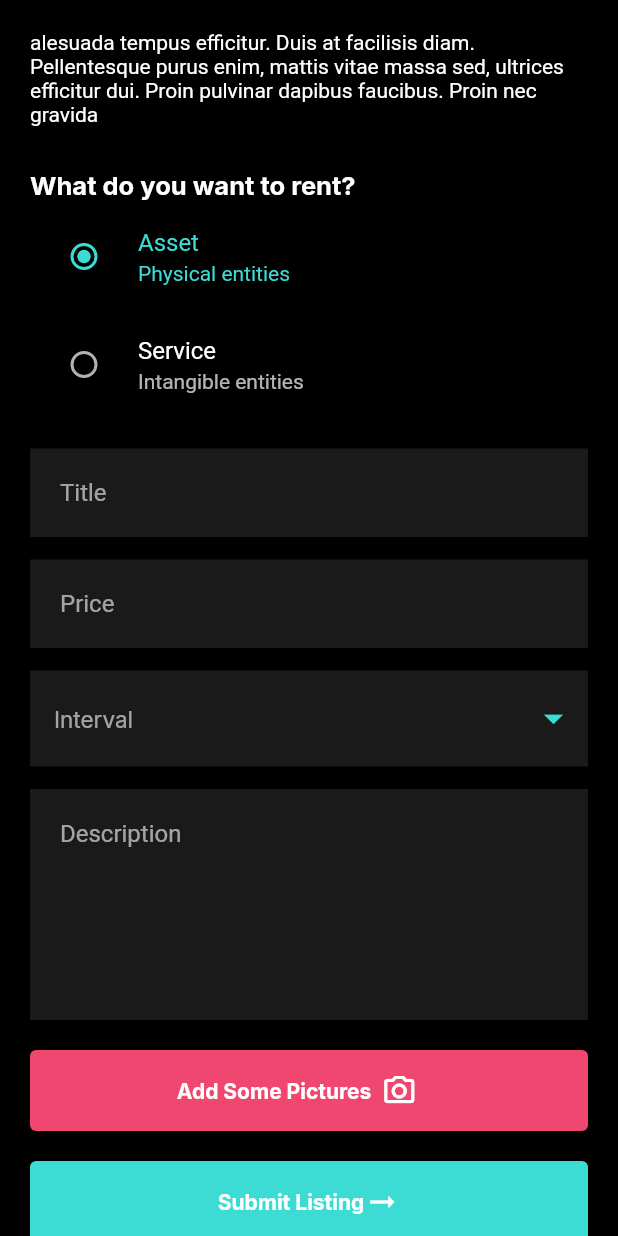
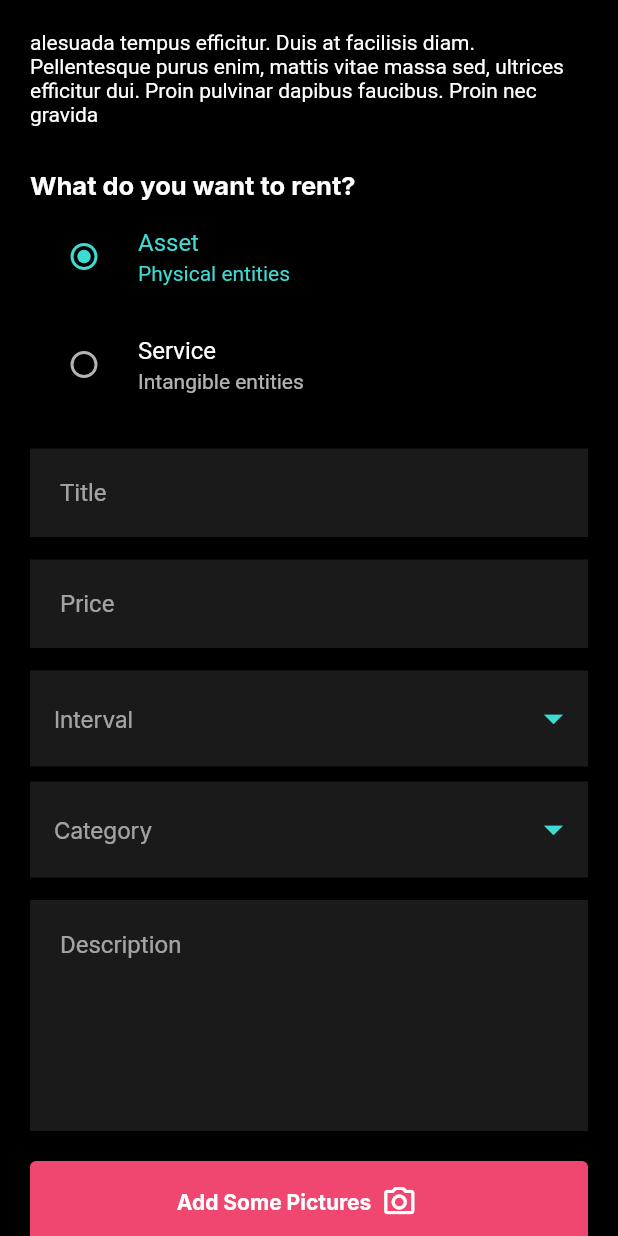
Before and after one commit to Renteefy/frontend-obsolete, a Flutter app: the AddPage widget shown alone on an empty page, opened directly, on a phone screen of 412 x 824 dp. Run offline on Flutter 3.47's test engine with Material 2 defaults, Android fonts, the phone set to English and light mode, and no system bars; our stand-ins replace flutter_dotenv, flutter_secure_storage, google_fonts, image_picker; accounts and stored records are empty; network calls fail.

Commit message:
added category in add listing

```diff
--- a/lib/models/AssetListing.dart
+++ b/lib/models/AssetListing.dart
@@ -7,6 +7,7 @@ class AssetListing {
   final String interval;
   final String url;
   final String date;
+  final String category;
 
   AssetListing({
     @required this.assetID,
@@ -14,6 +15,7 @@ class AssetListing {
     @required this.price,
     @required this.interval,
     @required this.url,
+    this.category,
     @required this.date,
   });
 
@@ -24,6 +26,7 @@ class AssetListing {
         price: json['price'] as String,
         interval: json['interval'] as String,
         url: json['url'] as String,
+        category: json['category'] as String,
         date: json['date'] as String);
   }
 }
@@ -36,6 +39,7 @@ class SingleAsset {
   final String url;
   final String description;
   final String owner;
+  final String category;
   final String renter; // person who is presently renting the product
   final List<String> waitingList;
   SingleAsset({
@@ -45,6 +49,7 @@ class SingleAsset {
     @required this.interval,
     @required this.url,
     @required this.description,
+    this.category,
     this.owner,
     this.renter,
     this.waitingList,
@@ -60,6 +65,7 @@ class SingleAsset {
       description: json['description'] as String,
       owner: json['owner'] as String,
       renter: json['renter'] as String,
+      category: json['category'] as String,
     );
   }
 }
--- a/lib/pages/AddPage.dart
+++ b/lib/pages/AddPage.dart
@@ -17,6 +17,7 @@ class AddPage extends StatefulWidget {
 class _AddPageState extends State<AddPage> {
   String type = "Asset";
   String interval;
+  String category;
   TextEditingController titleController = new TextEditingController();
   TextEditingController priceController = new TextEditingController();
   TextEditingController descriptionController = new TextEditingController();
@@ -160,6 +161,58 @@ class _AddPageState extends State<AddPage> {
                   ),
                 ),
               ),
+              SizedBox(height: 10),
+              Container(
+                color: Color(0xff1a1a1a),
+                child: Padding(
+                  padding: const EdgeInsets.all(8.0),
+                  child: DropdownButton<String>(
+                    isExpanded: true,
+                    underline: SizedBox(),
+                    focusColor: kPrimaryColor,
+                    value: interval,
+                    style: TextStyle(color: Colors.white),
+                    iconEnabledColor: Colors.black,
+                    items: <String>[
+                      "Books and Stationary",
+                      "Furniture and Home Decor",
+                      "Hardware and Tools",
+                      "Technology and Electronics",
+                      "Clothing and Accessories",
+                      "Others",
+                    ].map<DropdownMenuItem<String>>((String value) {
+                      return DropdownMenuItem<String>(
+                        value: value,
+                        child: Padding(
+                          padding: const EdgeInsets.all(8.0),
+                          child: Text(
+                            value,
+                            style: GoogleFonts.inter(fontSize: 14),
+                          ),
+                        ),
+                      );
+                    }).toList(),
+                    icon: Icon(
+                      // Add this
+                      Icons.arrow_drop_down, // Add this
+                      color: kAccentColor1,
+                      size: 30,
+                    ),
+                    hint: Padding(
+                      padding: const EdgeInsets.all(8.0),
+                      child: Text(
+                        "Category",
+                        style: GoogleFonts.inter(fontSize: 15),
+                      ),
+                    ),
+                    onChanged: (String value) {
+                      setState(() {
+                        category = value;
+                      });
+                    },
+                  ),
+                ),
+              ),
               SizedBox(height: 15),
               TextFormField(
                 controller: descriptionController,
--- a/lib/pages/ProductDetails.dart
+++ b/lib/pages/ProductDetails.dart
@@ -185,10 +185,14 @@ class _DetailsState extends State<Details> {
                       SizedBox(
                         height: 20,
                       ),
-                      ClipRRect(
-                          borderRadius: BorderRadius.circular(17),
-                          child: Image.network(
-                              "https://via.placeholder.com/350x150")),
+                      Center(
+                        child: ClipRRect(
+                            borderRadius: BorderRadius.circular(17),
+                            child: Image.network(
+                              "https://via.placeholder.com/350x150",
+                              fit: BoxFit.fill,
+                            )),
+                      ),
                       SizedBox(
                         height: 30,
                       ),
@@ -228,7 +232,7 @@ class _DetailsState extends State<Details> {
                                                     // code on Okay comes here
                                                   };
                                           BlurryDialog alert = BlurryDialog(
-                                              "Hooray!",
+                                              "Hooray!🎉",
                                               "$owner has accepted you request to rent the item!",
                                               continueCallBack,
                                               false);
@@ -250,7 +254,7 @@ class _DetailsState extends State<Details> {
                                                         // code on Okay comes here
                                                       };
                                               BlurryDialog alert = BlurryDialog(
-                                                  "Alas ",
+                                                  "Alas😞",
                                                   "$owner has denied you request to rent the item.",
                                                   continueCallBack,
                                                   false);
```
